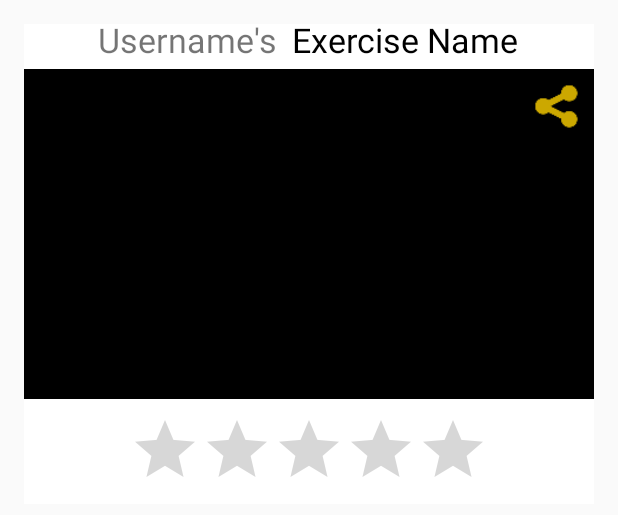
After one commit to MohammadSharif/FormCheck, an Android app: the layout activity_card_view.xml on its own in the app's theme, with its tools: preview values and no code run, on a phone screen of 412 x 824 dp. The commit adds this screen. Shown: the top 515 px of the screen. Run offline under Robolectric (Android 15) with nearby library versions, the phone set to English and light mode, and no system bars.

Commit message:
Added Card View and Comment xml

```diff
--- /dev/null
+++ b/app/src/main/res/layout/activity_card_view.xml
@@ -0,0 +1,97 @@
+<?xml version="1.0" encoding="utf-8"?>
+<RelativeLayout xmlns:android="http://schemas.android.com/apk/res/android"
+    xmlns:tools="http://schemas.android.com/tools"
+    android:id="@+id/activity_user_view_"
+    android:layout_width="match_parent"
+    android:layout_height="match_parent"
+    android:paddingBottom="@dimen/activity_vertical_margin"
+    android:paddingLeft="@dimen/activity_horizontal_margin"
+    android:paddingRight="@dimen/activity_horizontal_margin"
+    android:paddingTop="@dimen/activity_vertical_margin"
+    tools:context="haxtech.com.hackmerced2017.UserViewActivity">
+
+    <RelativeLayout
+        android:layout_width="match_parent"
+        android:layout_height="40dp"
+        android:id="@+id/UserView_Title"
+        android:background="@color/colorWhite"
+        android:layout_marginTop="-10dp"
+        android:gravity="center_horizontal">
+
+        <TextView
+            android:text="Username"
+            android:layout_width="wrap_content"
+            android:layout_height="wrap_content"
+            android:id="@+id/UserView_Username"
+            android:textSize="22.5sp"
+            android:paddingTop="5dp"
+            android:layout_alignParentStart="true" />
+        <TextView
+            android:text="'s"
+            android:layout_height="wrap_content"
+            android:layout_centerHorizontal="true"
+            android:id="@+id/UserView_Possess"
+            android:paddingTop="5dp"
+            android:layout_toRightOf="@id/UserView_Username"
+            android:layout_width="25dp"
+            android:textSize="22.5sp" />
+
+        <TextView
+            android:text="Exercise Name"
+            android:layout_width="wrap_content"
+            android:layout_height="wrap_content"
+            android:layout_centerHorizontal="true"
+            android:id="@+id/UserView_ExerciseName"
+            android:textSize="22.5sp"
+            android:paddingTop="5dp"
+            android:layout_toRightOf="@id/UserView_Possess"
+            android:textColor="@android:color/black" />
+    </RelativeLayout>
+
+    <RelativeLayout
+        android:layout_width="match_parent"
+        android:layout_height="220dp"
+        android:id="@+id/UserView_Video"
+        android:background="@android:color/black"
+        android:layout_below="@id/UserView_Title">
+
+        <ImageButton
+            android:layout_width="50dp"
+            android:layout_height="50dp"
+            android:src="@drawable/yellowsharebutton"
+            android:scaleType="fitCenter"
+            android:scaleX="0.75"
+            android:scaleY="0.75"
+            android:background="@android:color/black"
+            android:layout_alignParentRight="true"
+            android:layout_alignParentTop="true"
+
+            android:id="@+id/UserView_ShareButton" />
+    </RelativeLayout>
+
+    <RelativeLayout
+        android:layout_width="match_parent"
+        android:layout_height="70dp"
+        android:id="@+id/UserView_Info"
+        android:background="@android:color/background_light"
+        android:layout_below="@+id/UserView_Video"
+        android:layout_alignParentStart="true">
+
+        <RatingBar
+            android:layout_width="wrap_content"
+            android:layout_height="wrap_content"
+            style="android:attr/ratingBarStyleSmall"
+            android:scaleX="1.0"
+            android:scaleY="1.0"
+            android:id="@+id/ratingBar"
+            android:stepSize="0.1"
+            android:foregroundGravity="center_horizontal"
+            android:layout_centerVertical="true"
+            android:layout_centerHorizontal="true"
+            android:paddingTop="8dp" />
+
+
+    </RelativeLayout>
+
+
+</RelativeLayout>
```
Also changed, not shown: app/src/main/java/haxtech/com/hackmerced2017/LoginActivity.java (+20 -20 lines), app/src/main/res/layout/activity_comment.xml (added, +35 -0 lines).
